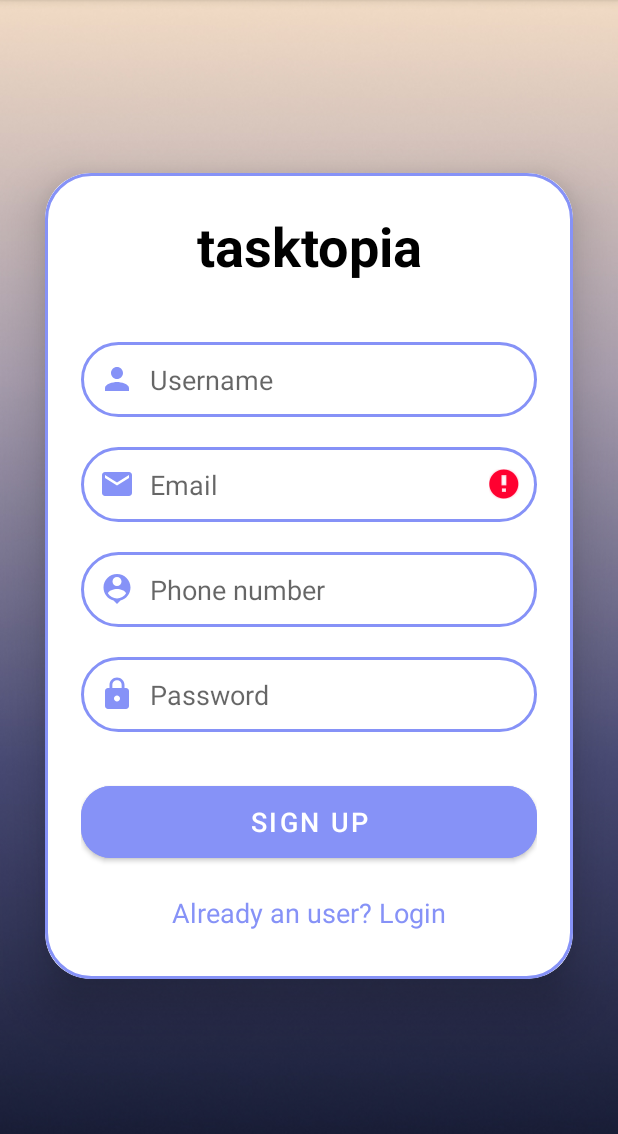
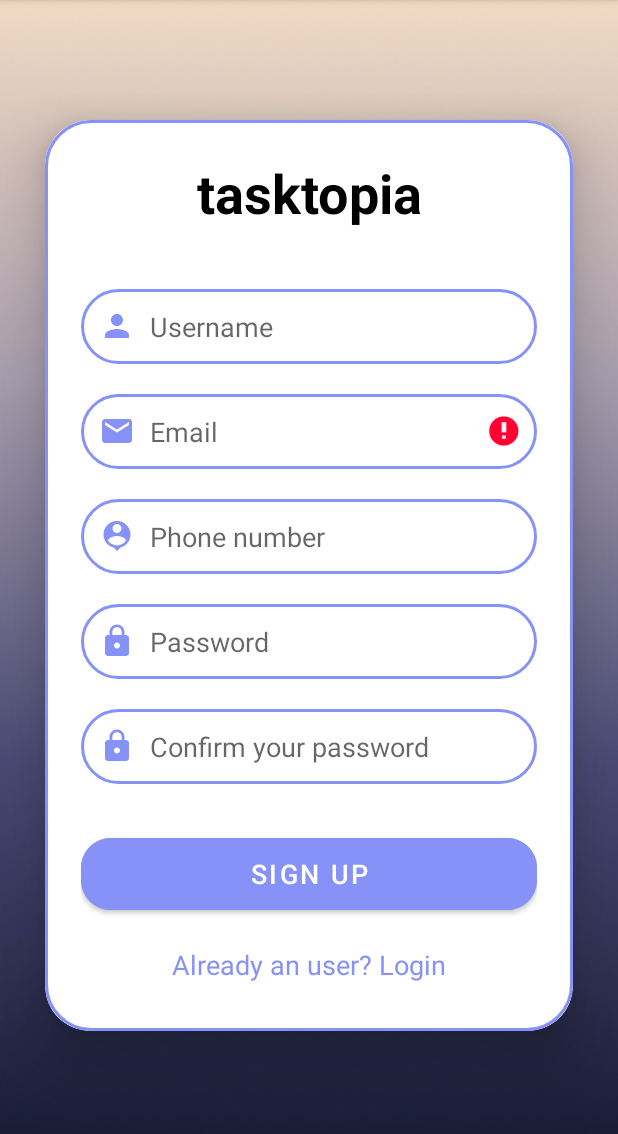
Before and after one commit to ChuangJunHan/MAD_Project, an Android app: the screen it shows after launch (register), after a tap on "SIGN UP", on a phone screen of 412 x 824 dp, the part 84-1218 px from its top. Run offline under Robolectric (Android 15) with nearby library versions, the light colour scheme and no system bars; our stand-ins replace Firebase (no records; nobody signed in at launch, a user with empty details on screens opened directly).

Commit message:
Added better register verification

```diff
--- a/app/src/main/java/com/sp/mad_project/register.java
+++ b/app/src/main/java/com/sp/mad_project/register.java
@@ -4,6 +4,7 @@ package com.sp.mad_project;
 import android.content.Intent;
 import android.os.Bundle;
 import android.util.Log;
+import android.util.Patterns;
 import android.view.View;
 import android.widget.Button;
 import android.widget.EditText;
@@ -24,7 +25,7 @@ import androidx.appcompat.app.AppCompatActivity;
 public class register extends AppCompatActivity {
 
     private databaseHelper dbHelper;
-    EditText signupUsername, signupEmail, signupPhone, signupPassword;
+    EditText signupUsername, signupEmail, signupPhone, signupPassword, confirmPassword;
     TextView loginRedirectText;
     Button signupButton;
     FirebaseDatabase database;
@@ -43,6 +44,7 @@ public class register extends AppCompatActivity {
         signupEmail = findViewById(R.id.signup_email);
         signupPhone = findViewById(R.id.signup_phone);
         signupPassword = findViewById(R.id.signup_password);
+        confirmPassword = findViewById(R.id.confirm_pass);
         signupButton = findViewById(R.id.signup_button);
 
         //Sign up redirect
@@ -58,24 +60,67 @@ public class register extends AppCompatActivity {
             database = FirebaseDatabase.getInstance();
             reference = database.getReference("users");
 
-            String username = signupUsername.getText().toString();
-            String email = signupEmail.getText().toString();
-            String phoneNumber = signupPhone.getText().toString();
-            String password = signupPassword.getText().toString();
+            String username = signupUsername.getText().toString().trim();
+            String email = signupEmail.getText().toString().trim();
+            String phoneNumber = signupPhone.getText().toString().trim();
+            String password = signupPassword.getText().toString().trim();
+            String confPassword = confirmPassword.getText().toString().trim();
 
-            //Checks if any input field is empty
-            if(email.isEmpty()){
+
+            // Email validation
+            if (email.isEmpty()) { //Checks if empty
                 signupEmail.setError("Email cannot be empty");
+                return;
             }
-            else if (username.isEmpty()) {
+            //Check if they are in the right format
+            else if (!email.contains("@") || !Patterns.EMAIL_ADDRESS.matcher(email).matches()) {
+                signupEmail.setError("Email must contain '@' and be in valid format");
+                return;
+            }
+
+
+            // Username validation
+            //Check is username is empty
+            if (username.isEmpty()) {
                 signupUsername.setError("Username cannot be empty");
+                return;
             }
-            else if (password.isEmpty()) {
+
+            // Phone validation
+            //Checks if phone number is empty or does not have 8 digits
+            if (phoneNumber.isEmpty() || phoneNumber.length() != 8) {
+                signupPhone.setError("Phone number must be exactly 8 digits");
+                return;
+            }
+
+            // Password validation
+            //Checks if password is empty
+            if (password.isEmpty()) {
                 signupPassword.setError("Password cannot be empty");
+                return;
             }
-            else if (phoneNumber.isEmpty()) {
-                signupPhone.setError("Phone number cannot be empty");
-            }else {
+            //Check if password length greater than 8
+            else if (password.length() < 8) {
+                signupPassword.setError("Password must be at least 8 characters");
+                return;
+            }
+            //Check if password has at least 1 special character
+            else if (!password.matches(".*[!@#$%^&*()_+={}:;'<>,.?/~].*")) {
+                signupPassword.setError("Password must contain at least 1 special character");
+                return;
+            }
+
+            // Confirm Password validation
+            //Checks if confirm password input is empty
+            if (confPassword.isEmpty()) {
+                confirmPassword.setError("Confirm Password cannot be empty");
+                return;
+            }
+            //Check if password entered equals to confirm password entered
+            else if (!password.equals(confPassword)) {
+                confirmPassword.setError("Passwords do not match");
+                return;
+            }
 
                 //For SQL Verification and Storing of User data
                 boolean isAdded = dbHelper.addUser(username, password);
@@ -92,7 +137,7 @@ public class register extends AppCompatActivity {
                 } else {
                     Toast.makeText(this, "Username already exists.", Toast.LENGTH_SHORT).show();
                 }
-            }
+
         });
 
         //Makes the text below direct us from the sign up page to login page
--- a/app/src/main/res/layout/activity_register.xml
+++ b/app/src/main/res/layout/activity_register.xml
@@ -18,7 +18,9 @@
         android:layout_margin="30dp"
         app:cardCornerRadius="30dp"
         app:cardElevation="20dp">
-
+<ScrollView
+    android:layout_width="match_parent"
+    android:layout_height="match_parent">
         <LinearLayout
             android:layout_width="match_parent"
             android:layout_height="wrap_content"
@@ -82,6 +84,19 @@
                 android:drawableLeft="@drawable/baseline_lock_24"
                 android:drawablePadding="10dp"
                 android:textColor="@color/black"/>
+
+            <EditText
+                android:layout_width="match_parent"
+                android:layout_height="50dp"
+                android:id="@+id/confirm_pass"
+                android:background="@drawable/lavender_border"
+                android:layout_marginTop="20dp"
+                android:padding="12dp"
+                android:hint="Confirm your password"
+                android:inputType="textPassword"
+                android:drawableLeft="@drawable/baseline_lock_24"
+                android:drawablePadding="10dp"
+                android:textColor="@color/black"/>
             <Button
                 android:layout_width="match_parent"
                 android:layout_height="60dp"
@@ -101,7 +116,9 @@
                 android:layout_marginTop="10dp"
                 android:textColor="@color/lavender"
                 android:textSize="18sp"/>
+
         </LinearLayout>
+    </ScrollView>
 
     </androidx.cardview.widget.CardView>
 
```
